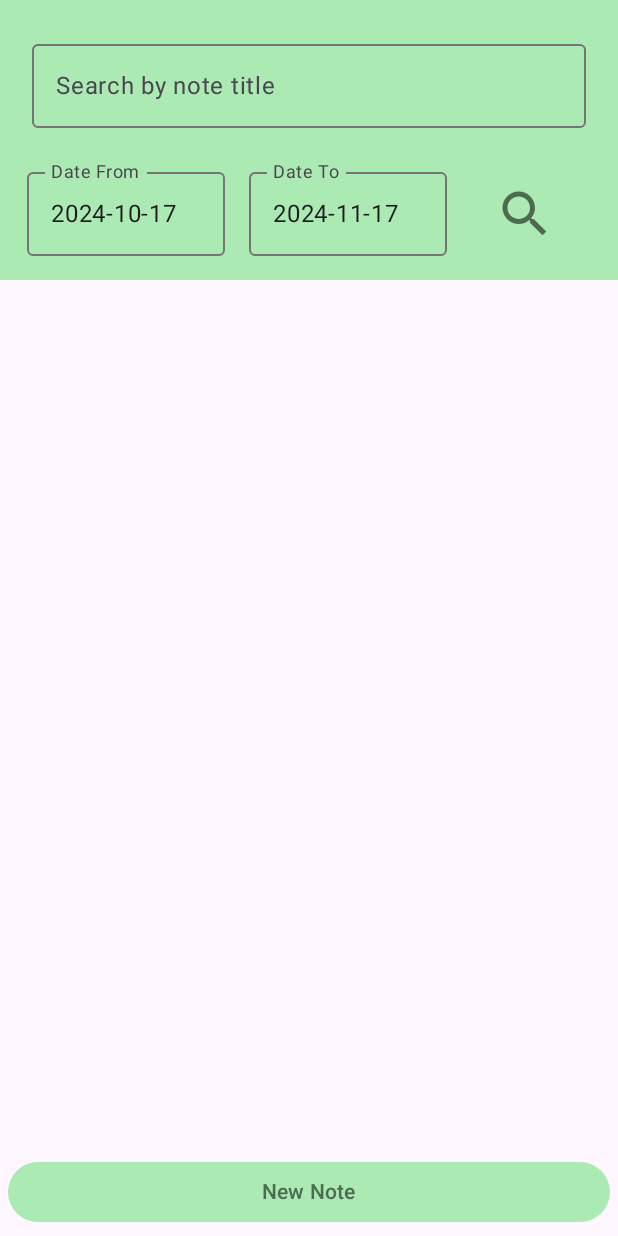
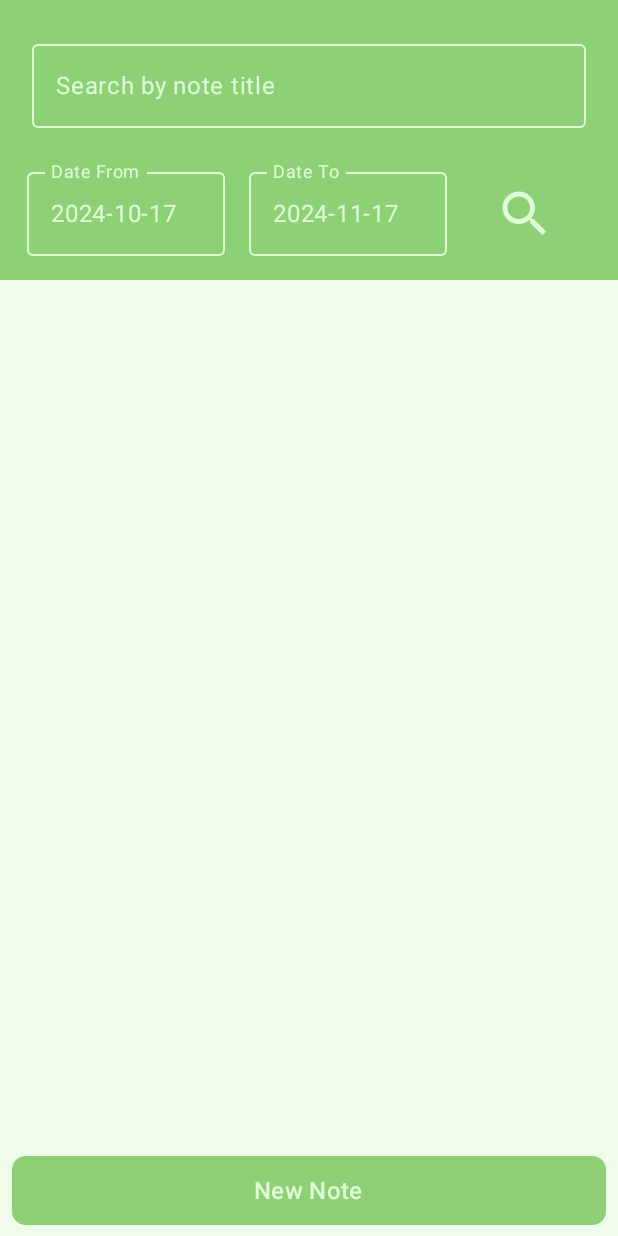
Before and after one commit to dhiman1987/MyNotesApp, an Android app built with Jetpack Compose: the screen it shows after launch (MainActivity), after a tap on "View your notes", on a phone screen of 412 x 824 dp. Run offline under Robolectric (Android 15) with nearby library versions, the phone set to English and light mode, and no system bars; 2 statements that could not run were skipped.

Commit message:
updated colors and some button styling

```diff
--- a/app/src/main/java/com/mynote/mynotes/ui/screens/HomeScreen.kt
+++ b/app/src/main/java/com/mynote/mynotes/ui/screens/HomeScreen.kt
@@ -1,5 +1,6 @@
 package com.mynote.mynotes.ui.screens
 
+import androidx.compose.foundation.BorderStroke
 import androidx.compose.foundation.layout.Arrangement
 import androidx.compose.foundation.layout.Column
 import androidx.compose.foundation.layout.Row
@@ -37,7 +38,10 @@ import androidx.navigation.NavController
 import com.mynote.mynotes.ui.note.home.HomeViewModel
 import com.mynote.mynotes.ui.theme.MyNotesTheme
 import androidx.compose.foundation.Image
+import androidx.compose.foundation.border
 import androidx.compose.foundation.isSystemInDarkTheme
+import androidx.compose.foundation.shape.RoundedCornerShape
+import androidx.compose.material3.OutlinedButton
 import com.mynote.mynotes.R
 
 
@@ -109,9 +113,11 @@ fun HomeMainHeroText(){
 @Composable
 fun HomeCreateNewNoteButton(navController: NavController){
     Button(
-        modifier = Modifier.padding(8.dp)
+        modifier = Modifier
+            .padding(8.dp)
             .fillMaxWidth()
             .height(56.dp),
+        shape = RoundedCornerShape(20),
         colors = ButtonDefaults.buttonColors(
             contentColor = MaterialTheme.colorScheme.onPrimary,
             containerColor = MaterialTheme.colorScheme.primary ),
@@ -134,9 +140,12 @@ fun HomeCreateNewNoteButton(navController: NavController){
 @Composable
 fun HomeCreateListNotesButton(navController: NavController){
     Button(
-        modifier = Modifier.padding(8.dp)
+        modifier = Modifier
+            .padding(8.dp)
             .fillMaxWidth()
             .height(56.dp),
+        border = BorderStroke(1.5.dp, MaterialTheme.colorScheme.primary),
+        shape = RoundedCornerShape(20),
         colors = ButtonDefaults.buttonColors(
             contentColor = MaterialTheme.colorScheme.onSecondary,
             containerColor = MaterialTheme.colorScheme.secondary ),
@@ -147,7 +156,7 @@ fun HomeCreateListNotesButton(navController: NavController){
             Icon(
                 Icons.Filled.List, contentDescription = "list notes",
                 modifier = Modifier.size(32.dp))
-            Spacer(modifier = Modifier.width(32.dp))
+            Spacer(modifier = Modifier.size(ButtonDefaults.IconSize))
             Text(text = "View your notes",
                 style = MaterialTheme.typography.titleLarge
             )
--- a/app/src/main/java/com/mynote/mynotes/ui/screens/NoteEditorScreen.kt
+++ b/app/src/main/java/com/mynote/mynotes/ui/screens/NoteEditorScreen.kt
@@ -3,13 +3,17 @@ package com.mynote.mynotes.ui.screens
 import androidx.compose.foundation.layout.Column
 import androidx.compose.foundation.layout.fillMaxSize
 import androidx.compose.foundation.layout.fillMaxWidth
+import androidx.compose.foundation.layout.height
 import androidx.compose.foundation.layout.padding
 import androidx.compose.foundation.rememberScrollState
+import androidx.compose.foundation.shape.RoundedCornerShape
 import androidx.compose.foundation.verticalScroll
 import androidx.compose.material3.Button
+import androidx.compose.material3.MaterialTheme
 import androidx.compose.material3.OutlinedTextField
 import androidx.compose.material3.Scaffold
 import androidx.compose.material3.Text
+import androidx.compose.material3.TextField
 import androidx.compose.runtime.Composable
 import androidx.compose.runtime.collectAsState
 import androidx.compose.ui.Modifier
@@ -27,9 +31,15 @@ fun ShowEditor(
         bottomBar = {
             Button(
                 onClick = onSave,
-                modifier.fillMaxWidth().padding(5.dp)
+                modifier
+                    .padding(8.dp)
+                    .fillMaxWidth()
+                    .height(46.dp),
+                shape = RoundedCornerShape(20),
             ) {
-                Text(text = "Save", modifier = modifier)
+                Text(text = "Save",
+                    modifier = modifier,
+                    style = MaterialTheme.typography.titleMedium)
             }
         }
     ) {
--- a/app/src/main/java/com/mynote/mynotes/ui/screens/ViewNotesScreen.kt
+++ b/app/src/main/java/com/mynote/mynotes/ui/screens/ViewNotesScreen.kt
@@ -18,6 +18,7 @@ import androidx.compose.foundation.layout.size
 import androidx.compose.foundation.layout.width
 import androidx.compose.foundation.lazy.LazyColumn
 import androidx.compose.foundation.lazy.items
+import androidx.compose.foundation.shape.RoundedCornerShape
 import androidx.compose.foundation.text.KeyboardOptions
 import androidx.compose.material.icons.Icons
 import androidx.compose.material.icons.filled.Delete
@@ -41,7 +42,6 @@ import androidx.compose.ui.Alignment
 import androidx.compose.ui.Modifier
 import androidx.compose.ui.graphics.Color
 import androidx.compose.ui.platform.LocalContext
-import androidx.compose.ui.text.input.KeyboardCapitalization
 import androidx.compose.ui.text.input.KeyboardType
 import androidx.compose.ui.tooling.preview.Preview
 import androidx.compose.ui.unit.dp
@@ -94,11 +94,13 @@ fun ViewNotesTopBar(onSearch: (String, LocalDate, LocalDate) -> Unit){
             onValueChange = { searchText = it },
             label = { Text("Search by note title") },
             colors = OutlinedTextFieldDefaults.colors(
+                unfocusedTextColor = MaterialTheme.colorScheme.onPrimary,
+                unfocusedLabelColor = MaterialTheme.colorScheme.onPrimary,
                 cursorColor = MaterialTheme.colorScheme.onPrimary,
                 focusedLabelColor = MaterialTheme.colorScheme.onPrimary,
                 focusedTextColor = MaterialTheme.colorScheme.onPrimary,
                 focusedBorderColor = MaterialTheme.colorScheme.onPrimary,
-                unfocusedBorderColor = MaterialTheme.colorScheme.onSecondary),
+                unfocusedBorderColor = MaterialTheme.colorScheme.onPrimary),
             modifier = Modifier
                 .fillMaxWidth()
                 .padding(5.dp),
@@ -123,7 +125,8 @@ fun ViewNotesTopBar(onSearch: (String, LocalDate, LocalDate) -> Unit){
                     Log.v("ViewNotes","dateFrom $dateFrom dateTo $dateTo")
                             onSearch(searchText,dateFrom,dateTo)
                           },
-                modifier = Modifier.align(Alignment.Bottom))
+                modifier = Modifier
+                    .align(Alignment.Bottom))
             { Icon(Icons.Filled.Search,
                 contentDescription = "Search",
                 modifier = Modifier.size(40.dp))
@@ -155,12 +158,15 @@ OutlinedTextField( value = inputText,
                     },
     keyboardOptions = KeyboardOptions.Default.copy(keyboardType = KeyboardType.Number),
     colors = OutlinedTextFieldDefaults.colors(
+        unfocusedTextColor = MaterialTheme.colorScheme.onPrimary,
         cursorColor = MaterialTheme.colorScheme.onPrimary,
         focusedLabelColor = MaterialTheme.colorScheme.onPrimary,
         focusedTextColor = MaterialTheme.colorScheme.onPrimary,
         focusedBorderColor = MaterialTheme.colorScheme.onPrimary,
-        unfocusedBorderColor = MaterialTheme.colorScheme.onSecondary ),
-    label = { Text(label) },
+        unfocusedBorderColor = MaterialTheme.colorScheme.onPrimary ),
+    label = { Text(text=label,
+        color = MaterialTheme.colorScheme.onPrimary
+    ) },
     modifier = Modifier.width(132.dp))
 }
 
@@ -208,13 +214,16 @@ fun ViewNotesBottomBar(navController: NavController){
             Log.v(TAG, "Create new note button clicked")
             navController.navigate("note/")
         },
+        shape = RoundedCornerShape(20),
         modifier = Modifier
+            .padding(8.dp)
             .fillMaxWidth()
-            .padding(5.dp)
+            .height(46.dp),
     ) {
         Text(
             text = "New Note",
-            modifier = Modifier
+            modifier = Modifier,
+            style = MaterialTheme.typography.titleMedium
         )
 
     }
@@ -272,11 +281,11 @@ fun NoteItemPreview(modifier: Modifier = Modifier){
         NoteOverview("12", "This is a note 2", "03 Nov 2024"),
         NoteOverview("13", "This is a note 3", "04 Nov 2024"),
         NoteOverview("14", "This is a note 4", "05 Nov 2024"),
-        NoteOverview("15", "This is a note 5", "06 Nov 2024"),
-        NoteOverview("16", "This is a note 6", "07 Nov 2024")
+     //   NoteOverview("15", "This is a note 5", "06 Nov 2024"),
+     //   NoteOverview("16", "This is a note 6", "07 Nov 2024")
     )
 
-    MyNotesTheme(darkTheme = false) {
+    MyNotesTheme(darkTheme = true) {
 
         val onSearch: (String, LocalDate, LocalDate) -> Unit = {
                 s: String, fd: LocalDate, td: LocalDate -> Log.v("preview","$s $fd $td")}
--- a/app/src/main/java/com/mynote/mynotes/ui/theme/Color.kt
+++ b/app/src/main/java/com/mynote/mynotes/ui/theme/Color.kt
@@ -2,17 +2,12 @@ package com.mynote.mynotes.ui.theme
 
 import androidx.compose.ui.graphics.Color
 
-val Purple80 = Color(0xFFD0BCFF)
-val PurpleGrey80 = Color(0xFFCCC2DC)
-val Pink80 = Color(0xFFEFB8C8)
+//Green light
+val GreenPrimary = Color(0xFF8dd076)
+val GreenSecondary= Color(0xFFDFFDD7)
+val GreenLight= Color(0xFFEEFCE9)
 
-val Purple40 = Color(0xFF6650a4)
-val PurpleGrey40 = Color(0xFF625b71)
-val Pink40 = Color(0xFF7D5260)
-
-//Green and Grey
-val GreenPrimaryLight = Color(0xFFACEAB4)
-val GreenPrimaryDark = Color(0xFF4E6B52)
-val DarkGrey = Color(0xFF3D3D3D)
-val LightGrey = Color(0xFFE0E0E0)
-val LightGreySecondary = Color(0xFF757575)
+//Green dark
+val GreenPrimaryDark = Color(0xFF568048)
+val GreenSecondaryDark= Color(0xFF1B1E19)
+val GreenDark= Color(0xFF171A17)
--- a/app/src/main/java/com/mynote/mynotes/ui/theme/Theme.kt
+++ b/app/src/main/java/com/mynote/mynotes/ui/theme/Theme.kt
@@ -18,16 +18,21 @@ import androidx.core.view.WindowCompat
 
 private val DarkColorScheme = darkColorScheme(
     primary = GreenPrimaryDark,
-    secondary = DarkGrey,
-    onPrimary = GreenPrimaryLight,
-    onSecondary = LightGreySecondary,
+    secondary = GreenSecondaryDark,
+    background = GreenDark,
+    surface = Color.Black,
+    onPrimary = GreenSecondaryDark,
+    onSecondary = GreenPrimaryDark,
+
 )
 
 private val LightColorScheme = lightColorScheme(
-    primary = GreenPrimaryLight,
-    secondary = LightGrey,
-    onPrimary = GreenPrimaryDark,
-    onSecondary = LightGreySecondary,
+    primary = GreenPrimary,
+    secondary = GreenSecondary,
+    background = GreenLight,
+    surface = Color.White,
+    onPrimary = GreenSecondary,
+    onSecondary = GreenPrimary,
 
     /* Other default colors to override
     background = Color(0xFFFFFBFE),
```
